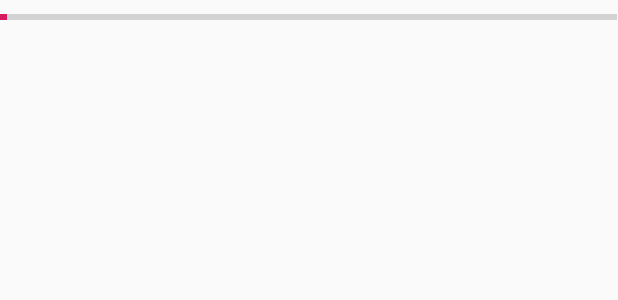
After one commit to tonto98/Pointless-Pointer, an Android app: the layout progress_bar.xml on its own in the app's theme, with its tools: preview values and no code run, on a phone screen of 412 x 824 dp. The commit adds this screen. Shown: the top 300 px of the screen. Run offline under Robolectric (Android 15) with nearby library versions, the phone set to English and light mode, and no system bars.

Commit message:
implemented a progress bar for timing click dwell time

```diff
--- a/app/src/main/res/layout/action.xml
+++ b/app/src/main/res/layout/cursor.xml
@@ -19,4 +19,5 @@
             android:layout_height="wrap_content"
             android:src="@drawable/kursor_kursor_24"/>
 
+
 </LinearLayout>
--- /dev/null
+++ b/app/src/main/res/layout/progress_bar.xml
@@ -0,0 +1,20 @@
+<?xml version="1.0" encoding="utf-8"?>
+<LinearLayout xmlns:android="http://schemas.android.com/apk/res/android"
+        xmlns:tools="http://schemas.android.com/tools"
+        android:orientation="horizontal"
+        android:layout_width="wrap_content"
+        android:layout_height="wrap_content">
+
+    <ProgressBar
+            android:id="@+id/progressBar"
+            style="?android:attr/progressBarStyleHorizontal"
+            android:layout_width="411dp"
+            android:layout_height="23dp"
+            android:indeterminate="false"
+            android:max="100"
+            android:minWidth="200dp"
+            android:minHeight="50dp"
+            android:progress="1" />
+
+
+</LinearLayout>
```
Also changed, not shown: app/src/main/java/com/example/gyro_pointer/MyAccessibilityService.kt (+33 -10 lines).
